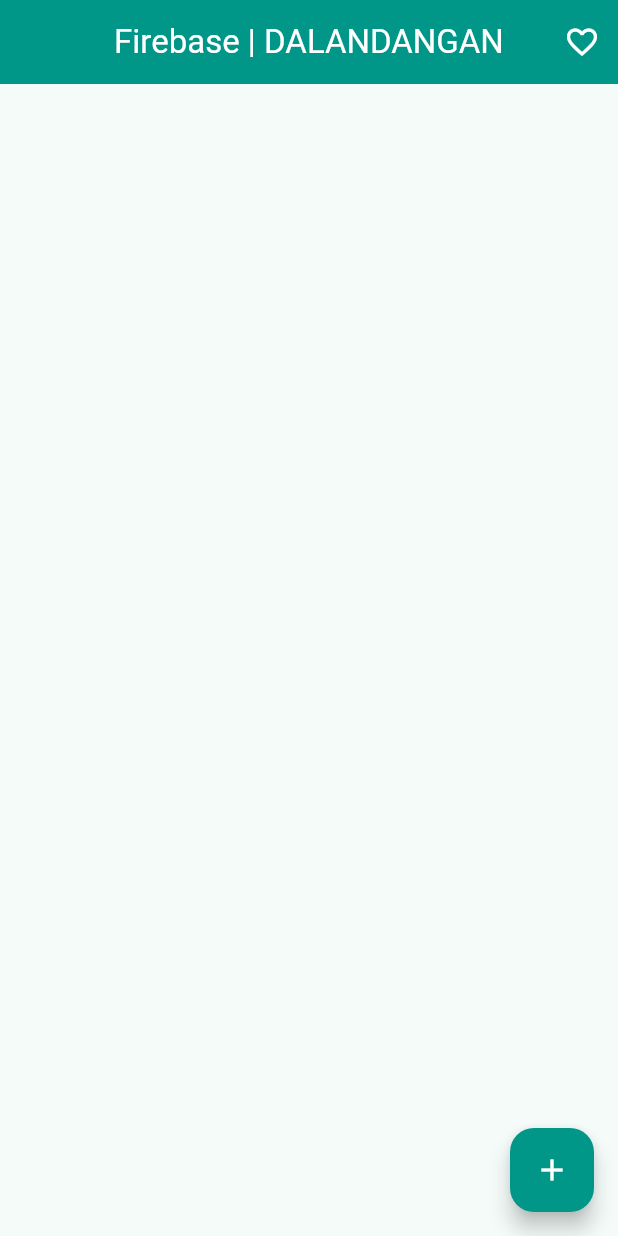
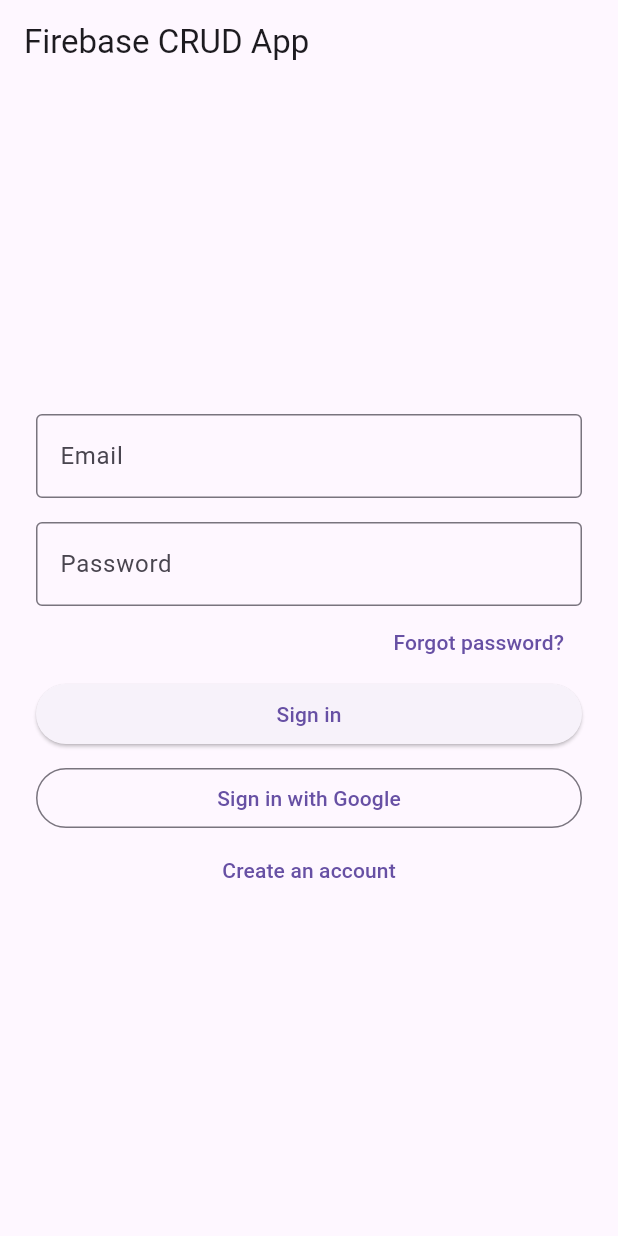
Before and after one commit to ndalandangan556120-star/Dalandangan_Task-8-FirebaseCrud, a Flutter app: the screen it shows after launch, on a phone screen of 412 x 824 dp. Run offline on Flutter 3.47's test engine with Material 3 defaults, Android fonts, the phone set to English and light mode, and no system bars; our stand-ins replace cloud_firestore, firebase_auth, firebase_core, google_sign_in; accounts and stored records are empty.

Commit message:
Update Firebase CRUD app
Add logout support and refresh the app implementation and tests.

Co-authored-by: Copilot <223556219+Copilot@users.noreply.github.com>

```diff
--- /dev/null
+++ b/lib/auth_service.dart
@@ -0,0 +1,69 @@
+import 'package:firebase_auth/firebase_auth.dart';
+import 'package:flutter/foundation.dart' show kIsWeb;
+import 'package:google_sign_in/google_sign_in.dart';
+
+class AuthService {
+  final FirebaseAuth _auth = FirebaseAuth.instance;
+  final GoogleSignIn? _googleSignIn = kIsWeb ? null : GoogleSignIn();
+
+  Future<User?> signInWithGoogle() async {
+    if (kIsWeb) {
+      final credential = await _auth.signInWithPopup(GoogleAuthProvider());
+      return credential.user;
+    }
+
+    final googleUser = await _googleSignIn!.signIn();
+    if (googleUser == null) return null;
+
+    final googleAuth = await googleUser.authentication;
+    final credential = GoogleAuthProvider.credential(
+      accessToken: googleAuth.accessToken,
+      idToken: googleAuth.idToken,
+    );
+    return (await _auth.signInWithCredential(credential)).user;
+  }
+
+  Future<User?> registerWithEmail(String email, String password) async {
+    final credential = await _auth.createUserWithEmailAndPassword(
+      email: email,
+      password: password,
+    );
+    return credential.user;
+  }
+
+  Future<User?> signInWithEmail(String email, String password) async {
+    final credential = await _auth.signInWithEmailAndPassword(
+      email: email,
+      password: password,
+    );
+    return credential.user;
+  }
+
+  Future<String?> resetPassword(String email) async {
+    try {
+      await _auth.sendPasswordResetEmail(email: email);
+      return null;
+    } on FirebaseAuthException catch (error) {
+      if (error.code == 'user-not-found') {
+        return 'No account found for that email.';
+      }
+      if (error.code == 'invalid-email') {
+        return 'Please enter a valid email.';
+      }
+      return error.message ?? 'Could not send reset email.';
+    }
+  }
+
+  Future<void> resendVerificationEmail() async {
+    await _auth.currentUser?.sendEmailVerification();
+  }
+
+  Future<void> signOut() async {
+    if (!kIsWeb) {
+      await _googleSignIn?.signOut();
+    }
+    await _auth.signOut();
+  }
+
+  Stream<User?> get userStream => _auth.authStateChanges();
+}
--- /dev/null
+++ b/lib/login_page.dart
@@ -0,0 +1,227 @@
+import 'package:firebase_auth/firebase_auth.dart';
+import 'package:flutter/material.dart';
+
+import 'auth_service.dart';
+import 'register_page.dart';
+
+class LoginPage extends StatefulWidget {
+  const LoginPage({super.key});
+
+  @override
+  State<LoginPage> createState() => _LoginPageState();
+}
+
+class _LoginPageState extends State<LoginPage> {
+  final _emailController = TextEditingController();
+  final _passwordController = TextEditingController();
+  final _authService = AuthService();
+  bool _isLoading = false;
+  String? _message;
+  bool _isError = true;
+
+  @override
+  void dispose() {
+    _emailController.dispose();
+    _passwordController.dispose();
+    super.dispose();
+  }
+
+  Future<void> _signIn() async {
+    final email = _emailController.text.trim();
+    final password = _passwordController.text;
+    if (email.isEmpty || password.isEmpty) {
+      _showMessage('Enter your email and password.');
+      return;
+    }
+
+    setState(() {
+      _isLoading = true;
+      _message = null;
+    });
+
+    try {
+      final user = await _authService.signInWithEmail(email, password);
+      if (user != null && !user.emailVerified) {
+        _showMessage('Verify your email before signing in.');
+      }
+    } on FirebaseAuthException catch (error) {
+      _showMessage(_messageFor(error));
+    } catch (error) {
+      _showMessage('Could not sign in: $error');
+    } finally {
+      if (mounted) setState(() => _isLoading = false);
+    }
+  }
+
+  Future<void> _signInWithGoogle() async {
+    setState(() {
+      _isLoading = true;
+      _message = null;
+    });
+
+    try {
+      await _authService.signInWithGoogle();
+    } on FirebaseAuthException catch (error) {
+      _showMessage(_messageFor(error));
+    } catch (error) {
+      _showMessage('Google sign-in failed: $error');
+    } finally {
+      if (mounted) setState(() => _isLoading = false);
+    }
+  }
+
+  Future<void> _resetPassword() async {
+    final email = _emailController.text.trim();
+    if (email.isEmpty) {
+      _showMessage('Enter your email first.');
+      return;
+    }
+
+    setState(() {
+      _isLoading = true;
+      _message = null;
+    });
+    final error = await _authService.resetPassword(email);
+    if (mounted) {
+      setState(() => _isLoading = false);
+      if (error == null) {
+        setState(() {
+          _message = 'Password reset email sent.';
+          _isError = false;
+        });
+      } else {
+        _showMessage(error);
+      }
+    }
+  }
+
+  Future<void> _resendVerification() async {
+    try {
+      await _authService.resendVerificationEmail();
+      if (mounted) {
+        setState(() {
+          _message = 'Verification email sent.';
+          _isError = false;
+        });
+      }
+    } on FirebaseAuthException catch (error) {
+      _showMessage(_messageFor(error));
+    } catch (error) {
+      _showMessage('Could not send verification email: $error');
+    }
+  }
+
+  void _showMessage(String message) {
+    if (!mounted) return;
+    setState(() {
+      _message = message;
+      _isError = true;
+    });
+  }
+
+  String _messageFor(FirebaseAuthException error) {
+    switch (error.code) {
+      case 'invalid-email':
+        return 'Enter a valid email address.';
+      case 'user-not-found':
+      case 'wrong-password':
+      case 'invalid-credential':
+        return 'The email or password is incorrect.';
+      case 'too-many-requests':
+        return 'Too many attempts. Please try again later.';
+      default:
+        return error.message ?? 'Authentication failed.';
+    }
+  }
+
+  @override
+  Widget build(BuildContext context) {
+    return Scaffold(
+      appBar: AppBar(title: const Text('Firebase CRUD App')),
+      body: Center(
+        child: SingleChildScrollView(
+          padding: const EdgeInsets.all(24),
+          child: ConstrainedBox(
+            constraints: const BoxConstraints(maxWidth: 420),
+            child: Column(
+              mainAxisSize: MainAxisSize.min,
+              children: [
+                TextField(
+                  controller: _emailController,
+                  keyboardType: TextInputType.emailAddress,
+                  autofillHints: const [AutofillHints.email],
+                  decoration: const InputDecoration(
+                    labelText: 'Email',
+                    border: OutlineInputBorder(),
+                  ),
+                ),
+                const SizedBox(height: 16),
+                TextField(
+                  controller: _passwordController,
+                  obscureText: true,
+                  autofillHints: const [AutofillHints.password],
+                  decoration: const InputDecoration(
+                    labelText: 'Password',
+                    border: OutlineInputBorder(),
+                  ),
+                  onSubmitted: (_) => _isLoading ? null : _signIn(),
+                ),
+                Align(
+                  alignment: Alignment.centerRight,
+                  child: TextButton(
+                    onPressed: _isLoading ? null : _resetPassword,
+                    child: const Text('Forgot password?'),
+                  ),
+                ),
+                if (_message != null) ...[
+                  Text(
+                    _message!,
+                    textAlign: TextAlign.center,
+                    style: TextStyle(
+                      color: _isError
+                          ? Theme.of(context).colorScheme.error
+                          : Colors.green.shade700,
+                    ),
+                  ),
+                  if (_message == 'Verify your email before signing in.')
+                    TextButton(
+                      onPressed: _isLoading ? null : _resendVerification,
+                      child: const Text('Resend verification email'),
+                    ),
+                  const SizedBox(height: 12),
+                ],
+                SizedBox(
+                  width: double.infinity,
+                  child: ElevatedButton(
+                    onPressed: _isLoading ? null : _signIn,
+                    child: _isLoading
+                        ? const CircularProgressIndicator()
+                        : const Text('Sign in'),
+                  ),
+                ),
+                const SizedBox(height: 8),
+                SizedBox(
+                  width: double.infinity,
+                  child: OutlinedButton(
+                    onPressed: _isLoading ? null : _signInWithGoogle,
+                    child: const Text('Sign in with Google'),
+                  ),
+                ),
+                TextButton(
+                  onPressed: _isLoading
+                      ? null
+                      : () => Navigator.of(context).push(
+                          MaterialPageRoute<void>(
+                            builder: (_) => const RegisterPage(),
+                          ),
+                        ),
+                  child: const Text('Create an account'),
+                ),
+              ],
+            ),
+          ),
+        ),
+      ),
+    );
+  }
+}
--- a/lib/main.dart
+++ b/lib/main.dart
@@ -1,23 +1,77 @@
+import 'package:firebase_core/firebase_core.dart';
 import 'package:flutter/material.dart';
-import 'package:firebase_core/firebase_core.dart';
+import 'auth_service.dart';
 import 'firebase_options.dart'; // generated by `flutterfire configure`
 import 'home_page.dart';
+import 'login_page.dart';
 
-Future<void> main() async {
+void main() {
   WidgetsFlutterBinding.ensureInitialized();
-  await Firebase.initializeApp(options: DefaultFirebaseOptions.currentPlatform);
+  // runApp FIRST so the screen never stays black;
+  // Firebase starts inside the app and shows loading / error messages.
   runApp(const MyApp());
 }
 
 class MyApp extends StatelessWidget {
-  const MyApp({super.key});
+  const MyApp({super.key, this.firebaseInitialization});
+
+  final Future<FirebaseApp>? firebaseInitialization;
+
+  static final Future<FirebaseApp> _firebase = Firebase.initializeApp(
+    options: DefaultFirebaseOptions.currentPlatform,
+  ).timeout(const Duration(seconds: 20));
 
   @override
   Widget build(BuildContext context) {
     return MaterialApp(
       debugShowCheckedModeBanner: false,
-      theme: ThemeData(colorSchemeSeed: Colors.teal, useMaterial3: true),
-      home: const HomePage(),
+      title: 'Firebase CRUD App',
+      theme: ThemeData(primarySwatch: Colors.teal),
+      home: FutureBuilder<FirebaseApp>(
+        future: firebaseInitialization ?? _firebase,
+        builder: (context, initSnapshot) {
+          // Firebase failed to start -> show the reason on screen
+          if (initSnapshot.hasError) {
+            return Scaffold(
+              backgroundColor: Colors.white,
+              body: Center(
+                child: Padding(
+                  padding: const EdgeInsets.all(24),
+                  child: Text(
+                    'Firebase could not be initialized.\n${initSnapshot.error}',
+                    textAlign: TextAlign.center,
+                  ),
+                ),
+              ),
+            );
+          }
+          // Still starting
+          if (initSnapshot.connectionState != ConnectionState.done) {
+            return const Scaffold(
+              backgroundColor: Colors.white,
+              body: Center(child: CircularProgressIndicator()),
+            );
+          }
+
+          // Firebase ready -> choose screen by login state
+          return StreamBuilder(
+            stream: AuthService().userStream,
+            builder: (context, snapshot) {
+              if (snapshot.connectionState == ConnectionState.waiting) {
+                return const Scaffold(
+                  backgroundColor: Colors.white,
+                  body: Center(child: CircularProgressIndicator()),
+                );
+              }
+              final user = snapshot.data;
+              if (user != null && user.emailVerified) {
+                return const HomePage();
+              }
+              return const LoginPage();
+            },
+          );
+        },
+      ),
     );
   }
 }
--- a/pubspec.yaml
+++ b/pubspec.yaml
@@ -33,6 +33,7 @@ dependencies:
   firebase_core: ^3.14.0
   firebase_auth: ^5.5.4
   cloud_firestore: ^5.3.0
+  google_sign_in: ^6.2.2
   # The following adds the Cupertino Icons font to your application.
   # Use with the CupertinoIcons class for iOS style icons.
   cupertino_icons: ^1.0.8
```
Also changed, not shown: lib/crud_service.dart (+5 -4 lines), lib/home_page.dart (+37 -12 lines), lib/register_page.dart (added, +141 -0 lines), pubspec.lock, 4 other files.
